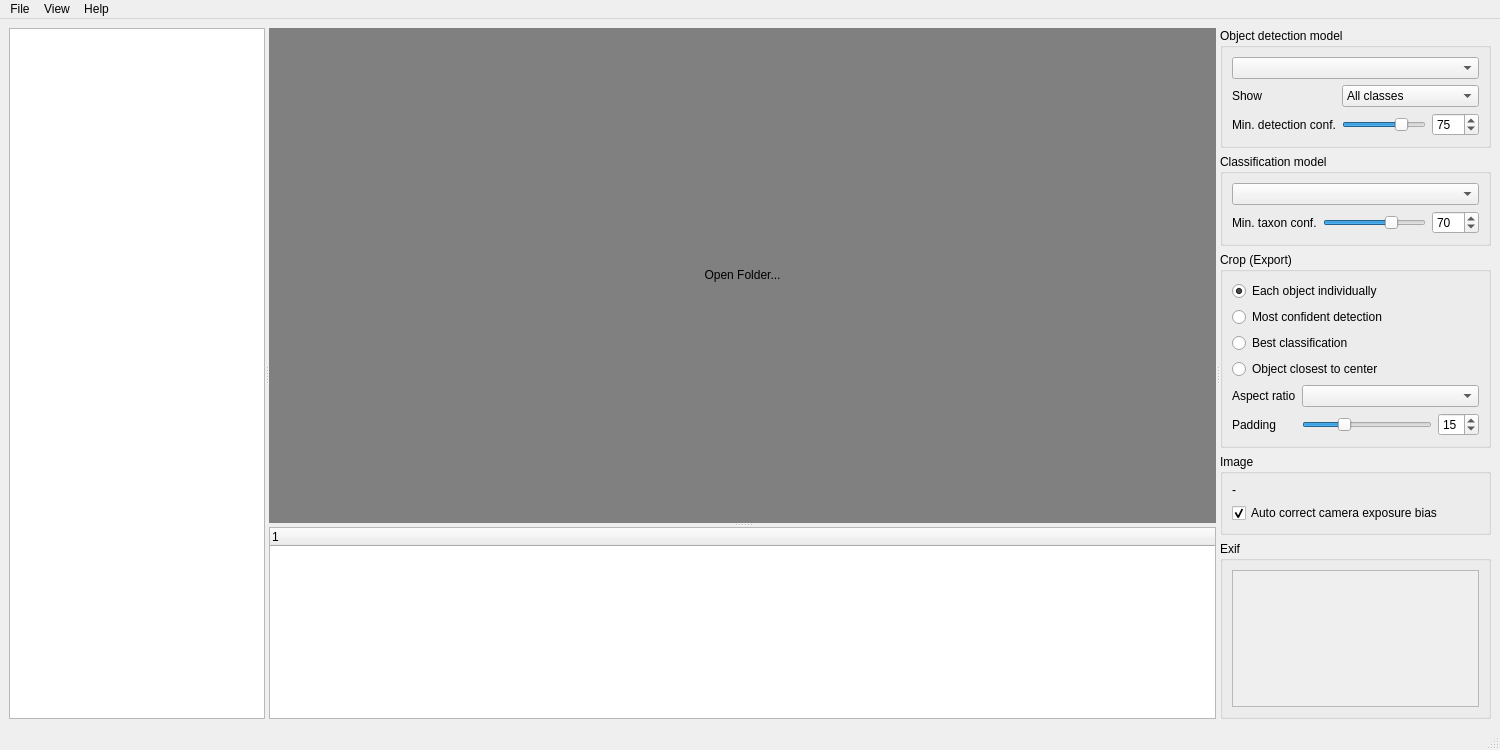
First picture: the form in src/detectorist/detectorist_app_gui.ui, repository kenwer/detectorist, before the edit.
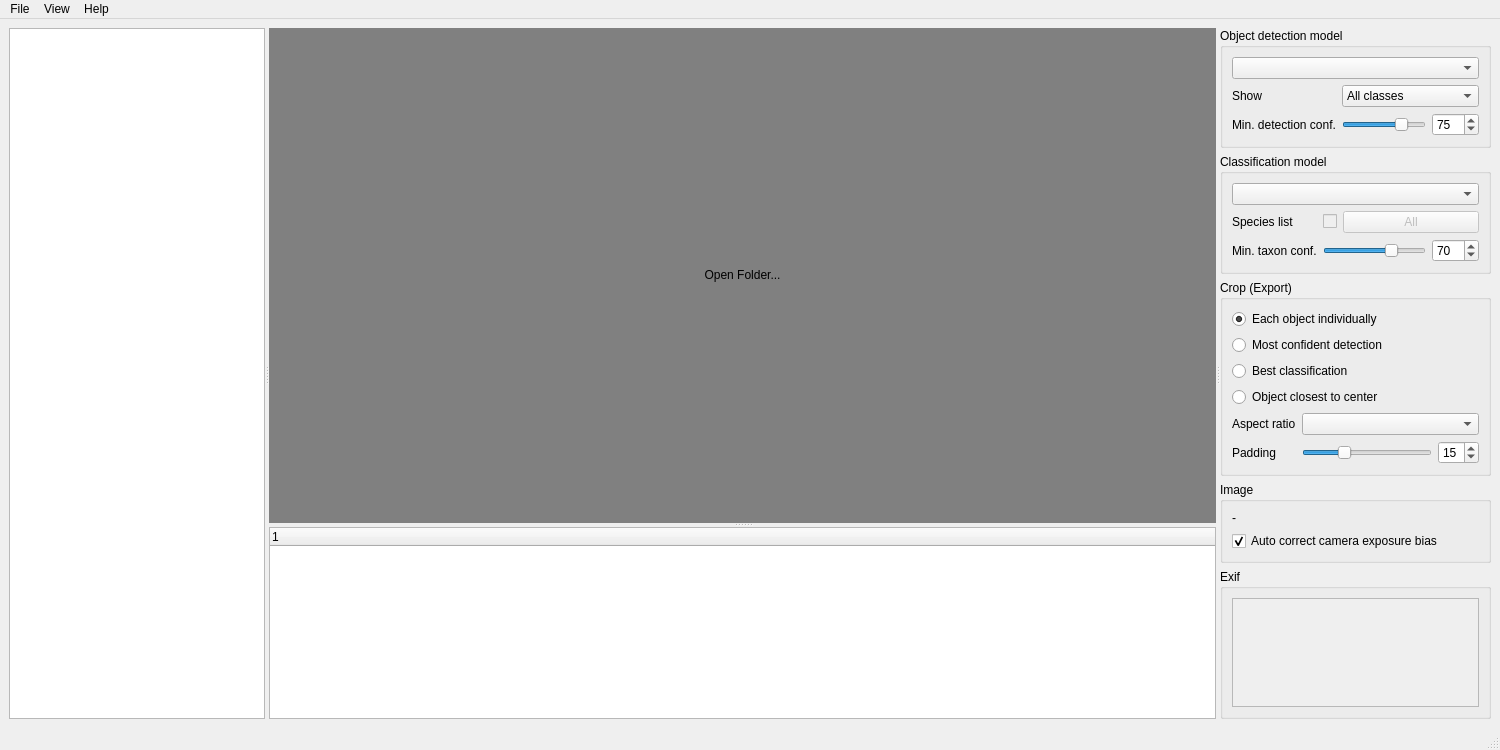
Second picture: the form after the edit. Custom widgets are drawn as their Qt base class.

Commit message: Add per-classifier species lists with a List fit score

```diff
--- a/src/detectorist/detectorist_app_gui.ui
+++ b/src/detectorist/detectorist_app_gui.ui
@@ -208,6 +208,49 @@
             </widget>
            </item>
            <item row="1" column="0">
+            <widget class="QLabel" name="species_list_label">
+             <property name="toolTip">
+              <string>Names each object as one of the listed species. An object of a species not on the list gets the closest listed one, with a low List fit in the results and the classification CSV</string>
+             </property>
+             <property name="text">
+              <string>Species list</string>
+             </property>
+            </widget>
+           </item>
+           <item row="1" column="1" colspan="2">
+            <layout class="QHBoxLayout" name="hlyt_species_list">
+             <item>
+              <widget class="QCheckBox" name="species_list_check_box">
+               <property name="enabled">
+                <bool>false</bool>
+               </property>
+               <property name="toolTip">
+                <string>Apply the species list. Unticked, the list is kept and the classifier names any species</string>
+               </property>
+              </widget>
+             </item>
+             <item>
+              <widget class="QPushButton" name="species_list_button">
+               <property name="enabled">
+                <bool>false</bool>
+               </property>
+               <property name="sizePolicy">
+                <sizepolicy hsizetype="Expanding" vsizetype="Fixed">
+                 <horstretch>1</horstretch>
+                 <verstretch>0</verstretch>
+                </sizepolicy>
+               </property>
+               <property name="toolTip">
+                <string>Pick the species the classifier names from</string>
+               </property>
+               <property name="text">
+                <string>All</string>
+               </property>
+              </widget>
+             </item>
+            </layout>
+           </item>
+           <item row="2" column="0">
             <widget class="QLabel" name="taxon_confidence_label">
              <property name="toolTip">
               <string>Names each object down to the deepest rank (family, genus or species) the classifier is at least this confident about</string>
@@ -217,7 +260,7 @@
              </property>
             </widget>
            </item>
-           <item row="1" column="1">
+           <item row="2" column="1">
             <widget class="QSlider" name="taxon_confidence_slider">
              <property name="sizePolicy">
               <sizepolicy hsizetype="MinimumExpanding" vsizetype="Fixed">
@@ -248,7 +291,7 @@
              </property>
             </widget>
            </item>
-           <item row="1" column="2">
+           <item row="2" column="2">
             <widget class="QSpinBox" name="taxon_confidence_spin_box">
              <property name="minimum">
               <number>1</number>
```
The commit also changes 26 other files.
